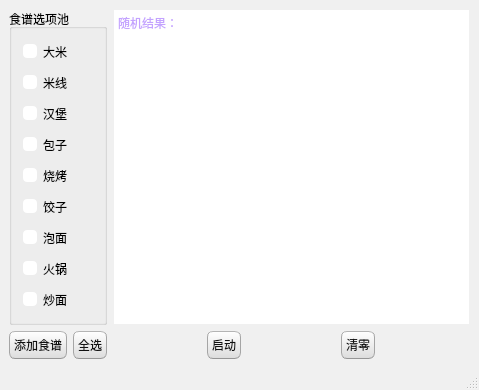
zhenda-hub/random_recipe, file random_recipe.ui: the form before one commit.
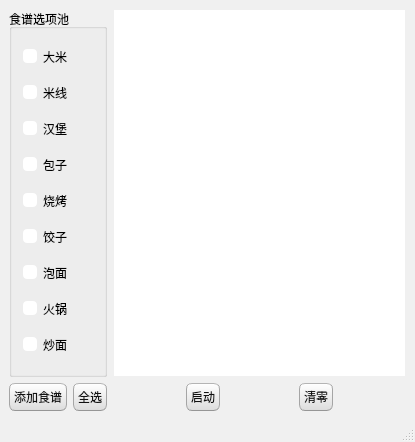
The form after the commit.

Commit message: 修改输出内容

```diff
--- a/random_recipe.ui
+++ b/random_recipe.ui
@@ -6,8 +6,8 @@
    <rect>
     <x>0</x>
     <y>0</y>
-    <width>479</width>
-    <height>390</height>
+    <width>415</width>
+    <height>442</height>
    </rect>
   </property>
   <property name="windowTitle">
@@ -628,7 +628,7 @@
 &lt;p style=&quot;-qt-paragraph-type:empty; margin-top:0px; margin-bottom:0px; margin-left:0px; margin-right:0px; -qt-block-indent:0; text-indent:0px;&quot;&gt;&lt;br /&gt;&lt;/p&gt;&lt;/body&gt;&lt;/html&gt;</string>
         </property>
         <property name="placeholderText">
-         <string>随机结果：</string>
+         <string/>
         </property>
        </widget>
       </item>
```
Left out of the diff: 3 changed lines with no effect on the pictures. The commit also changes 2 other files.
